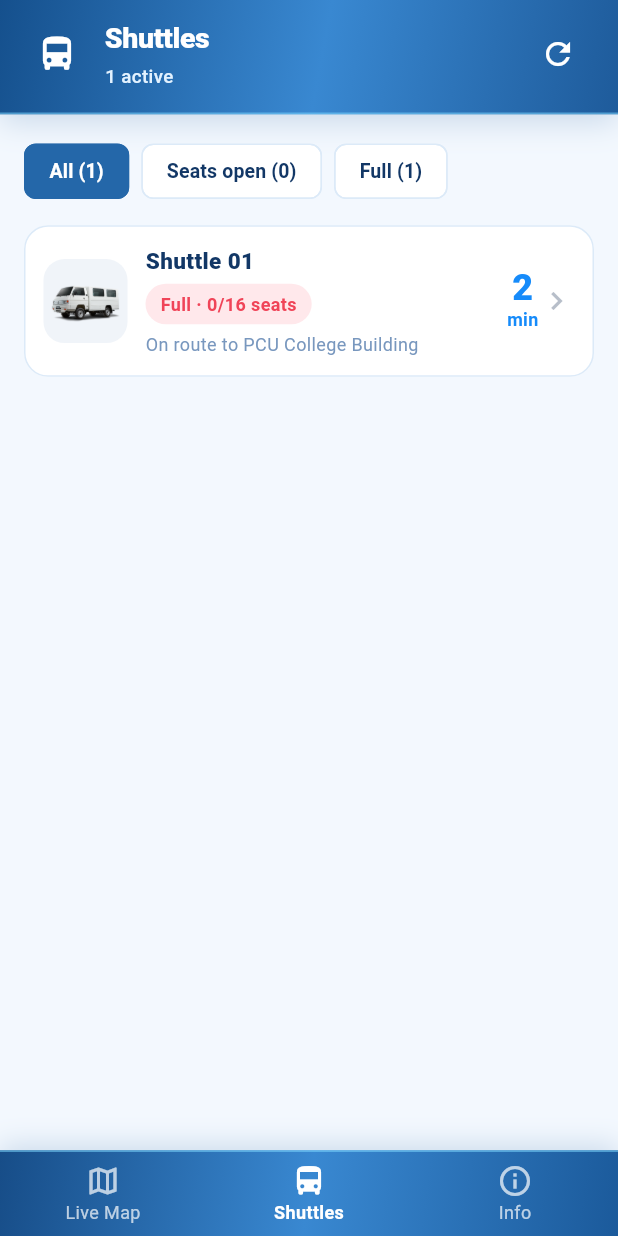
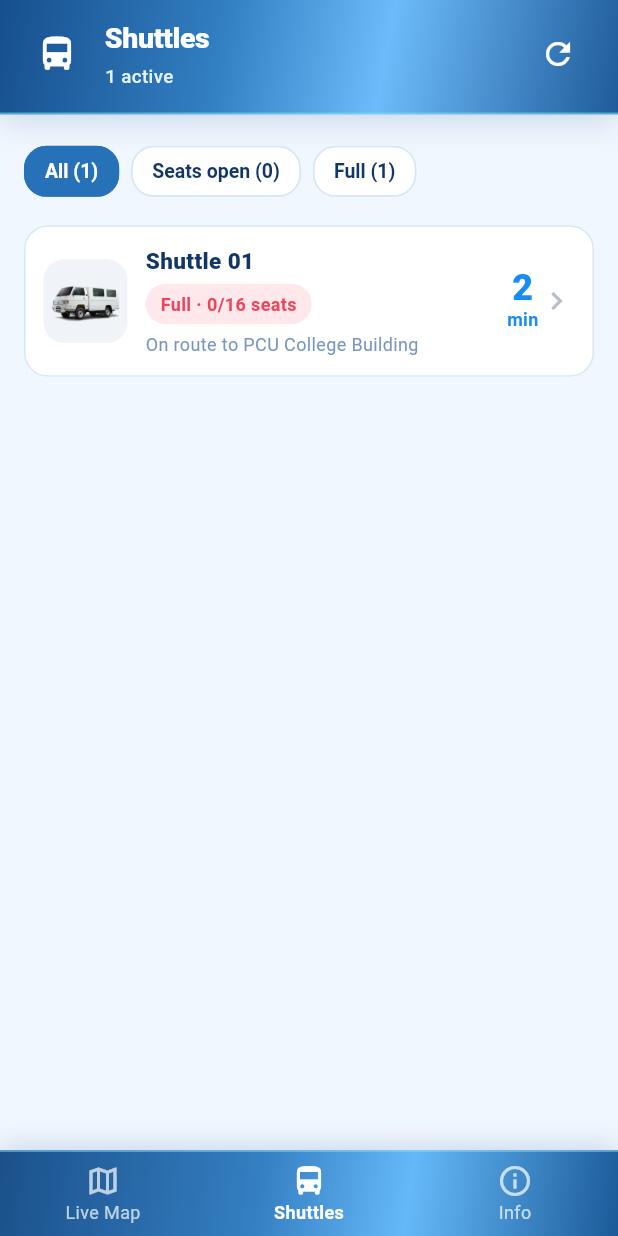
Before and after one commit to mjervalerio-afk/E-Byahe, a Flutter app: the screen it shows after launch, item 2 of the bottom bar chosen, on a phone screen of 412 x 824 dp. Run offline on Flutter 3.47's test engine with Material 3 defaults, Android fonts, the phone set to English and light mode, and no system bars; our stand-ins replace connectivity_plus, flutter_map, latlong2, shimmer, video_player.

Commit message:
Polish shared luminous blue glass theme

```diff
--- a/lib/theme.dart
+++ b/lib/theme.dart
@@ -1,21 +1,22 @@
 import 'package:flutter/material.dart';
 import 'package:flutter/services.dart';
 
-/// Shared E-Byahe visual system: luminous metallic blues, clean white surfaces,
-/// soft shadows, and consistent status colors across every screen.
+/// E-Byahe's shared luminous-blue visual language, inspired by the supplied
+/// reference screens: glassy blue gradients, airy white surfaces, and soft blue
+/// borders/shadows. Keep status colors consistent throughout the app.
 class AppColors {
   AppColors._();
 
-  static const metallicBlue = Color(0xFF2467A9);
+  static const metallicBlue = Color(0xFF2671B8);
   static const navy = Color(0xFF123766);
   static const blue = Color(0xFF168BFA);
-  static const sky = Color(0xFF79D4FF);
+  static const sky = Color(0xFF8AD9FF);
   static const green = Color(0xFF12B981);
   static const amber = Color(0xFFFFB52E);
   static const red = Color(0xFFF04458);
   static const muted = Color(0xFF7897BE);
-  static const line = Color(0xFFDCEAF8);
-  static const background = Color(0xFFF3F8FE);
+  static const line = Color(0xFFD7E7F8);
+  static const background = Color(0xFFF1F7FE);
 
   static const softBlue = Color(0xFFE7F3FF);
   static const softGreen = Color(0xFFE4F9F0);
@@ -25,25 +26,42 @@ class AppColors {
   static const headerGradient = LinearGradient(
     begin: Alignment.topLeft,
     end: Alignment.bottomRight,
-    colors: [Color(0xFF15508D), Color(0xFF3988D1), Color(0xFF1E5B9B)],
-    stops: [0, 0.52, 1],
+    colors: [
+      Color(0xFF174F8D),
+      Color(0xFF327FC2),
+      Color(0xFF6DBBFA),
+      Color(0xFF1F5B9A),
+    ],
+    stops: [0, 0.36, 0.62, 1],
   );
 
   static const bottomGradient = LinearGradient(
     begin: Alignment.topLeft,
     end: Alignment.bottomRight,
-    colors: [Color(0xFF174D88), Color(0xFF3988D1), Color(0xFF1B5A9B)],
+    colors: [
+      Color(0xFF1B518B),
+      Color(0xFF347FC2),
+      Color(0xFF65B9F8),
+      Color(0xFF1B5A99),
+    ],
+    stops: [0, 0.42, 0.66, 1],
+  );
+
+  static const glassGradient = LinearGradient(
+    begin: Alignment.topLeft,
+    end: Alignment.bottomRight,
+    colors: [Color(0xF7FFFFFF), Color(0xEAF2FBFF)],
   );
 }
 
-/// Rounded, bright surface with a subtle blue outline and gentle elevation.
+/// Raised frosted-white surface with a thin blue edge and restrained shadows.
 BoxDecoration appCardDecoration({double radius = 20}) {
   return BoxDecoration(
-    color: const Color(0xF7FFFFFF),
+    gradient: AppColors.glassGradient,
     borderRadius: BorderRadius.circular(radius),
     border: Border.all(color: AppColors.line, width: 1.15),
     boxShadow: const [
-      BoxShadow(color: Color(0x15265F9E), blurRadius: 18, offset: Offset(0, 6)),
+      BoxShadow(color: Color(0x18265F9E), blurRadius: 20, offset: Offset(0, 6)),
       BoxShadow(color: Color(0xBFFFFFFF), blurRadius: 1, offset: Offset(0, 1)),
     ],
   );
@@ -77,6 +95,18 @@ ThemeData buildAppTheme() {
       ),
       margin: EdgeInsets.zero,
     ),
+    chipTheme: ChipThemeData(
+      backgroundColor: Colors.white.withValues(alpha: 0.94),
+      selectedColor: AppColors.metallicBlue,
+      disabledColor: AppColors.background,
+      side: const BorderSide(color: AppColors.line),
+      shape: RoundedRectangleBorder(borderRadius: BorderRadius.circular(15)),
+      labelStyle: const TextStyle(
+        color: AppColors.navy,
+        fontWeight: FontWeight.w600,
+      ),
+      padding: const EdgeInsets.symmetric(horizontal: 5, vertical: 8),
+    ),
     dividerColor: AppColors.line,
     textTheme: ThemeData.light().textTheme.apply(
       bodyColor: AppColors.navy,
@@ -91,8 +121,7 @@ ThemeData buildAppTheme() {
   );
 }
 
-/// Shared metallic-blue gradient header used across the app. Safe-area padding
-/// lets the blue finish extend behind the phone status bar.
+/// Common header used across all major screens.
 class AppHeader extends StatelessWidget {
   final String title;
   final String? subtitle;
@@ -121,9 +150,15 @@ class AppHeader extends StatelessWidget {
         decoration: const BoxDecoration(
           gradient: AppColors.headerGradient,
           boxShadow: [
-            BoxShadow(color: Color(0x33245F9C), blurRadius: 16, offset: Offset(0, 5)),
+            BoxShadow(
+              color: Color(0x33245F9C),
+              blurRadius: 18,
+              offset: Offset(0, 5),
+            ),
           ],
-          border: Border(bottom: BorderSide(color: Color(0x887DD8FF), width: 1.2)),
+          border: Border(
+            bottom: BorderSide(color: Color(0x997DD8FF), width: 1.2),
+          ),
         ),
         child: SafeArea(
           bottom: false,
```
